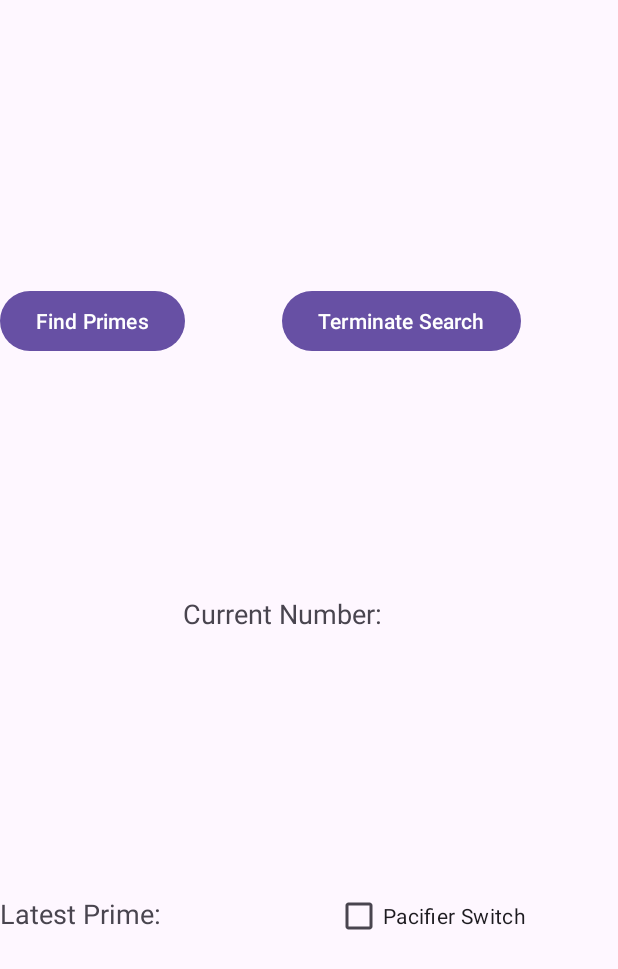
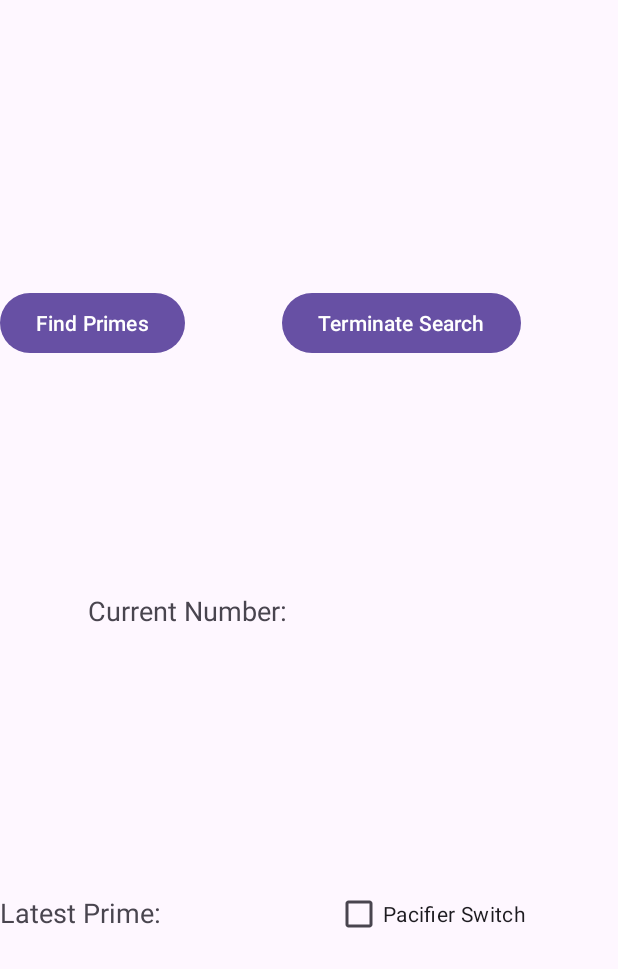
Before and after one commit to zexigong-ne/NUMAD24Sp_ZexiGong, an Android app: the primeActivity screen opened directly, with no data from a screen before it, on a phone screen of 412 x 824 dp. Shown: the top 969 px of the screen. Run offline under Robolectric (Android 15) with nearby library versions, the phone set to English and light mode, and no system bars.

Commit message:
Update activity_prime_search.xml

```diff
--- a/app/src/main/res/layout/activity_prime_search.xml
+++ b/app/src/main/res/layout/activity_prime_search.xml
@@ -7,8 +7,8 @@
 
     <TextView
         android:id="@+id/currentNumberTextView"
-        android:layout_width="168dp"
-        android:layout_height="31dp"
+        android:layout_width="295dp"
+        android:layout_height="35dp"
         android:text="Current Number: "
         android:textSize="18sp"
         app:layout_constraintBottom_toBottomOf="parent"
```
